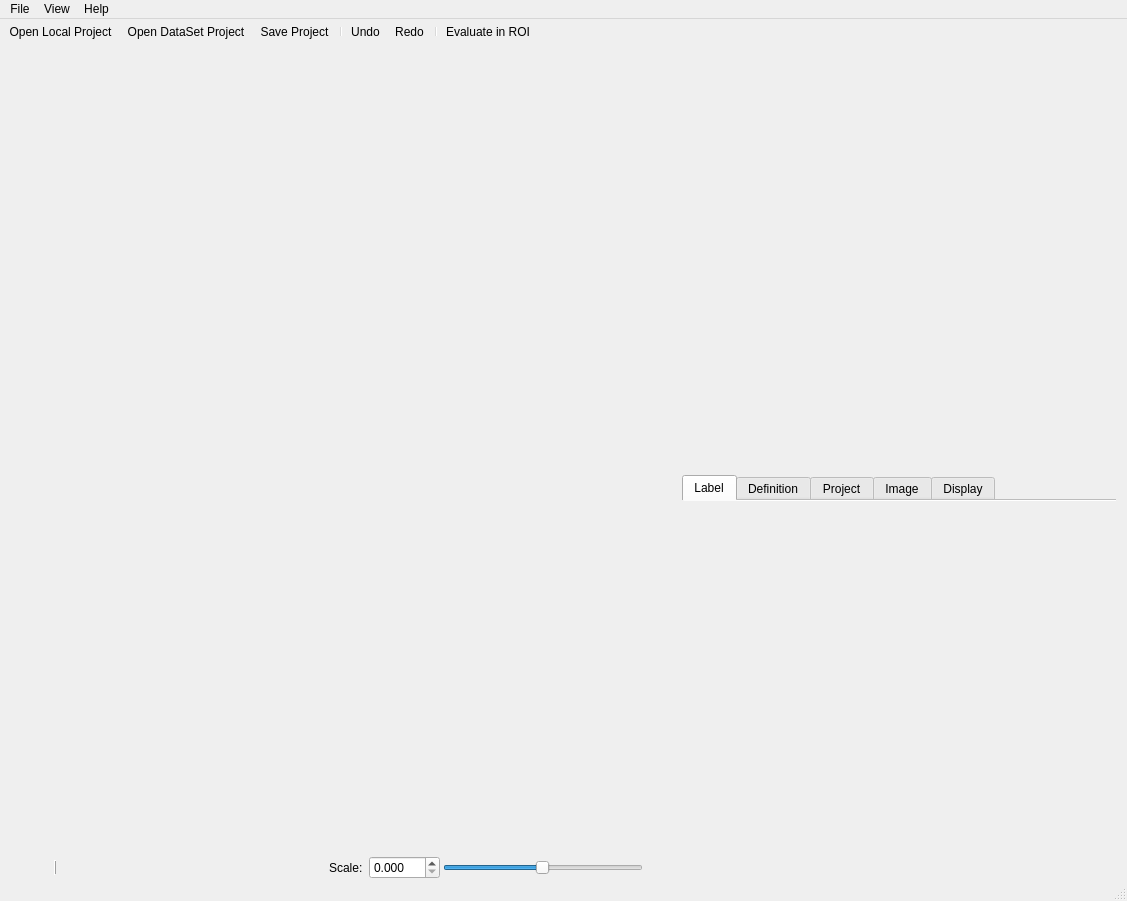
The window that anno/MainWindow.ui (urobots-io/anno) describes before a commit, drawn with Qt 5.
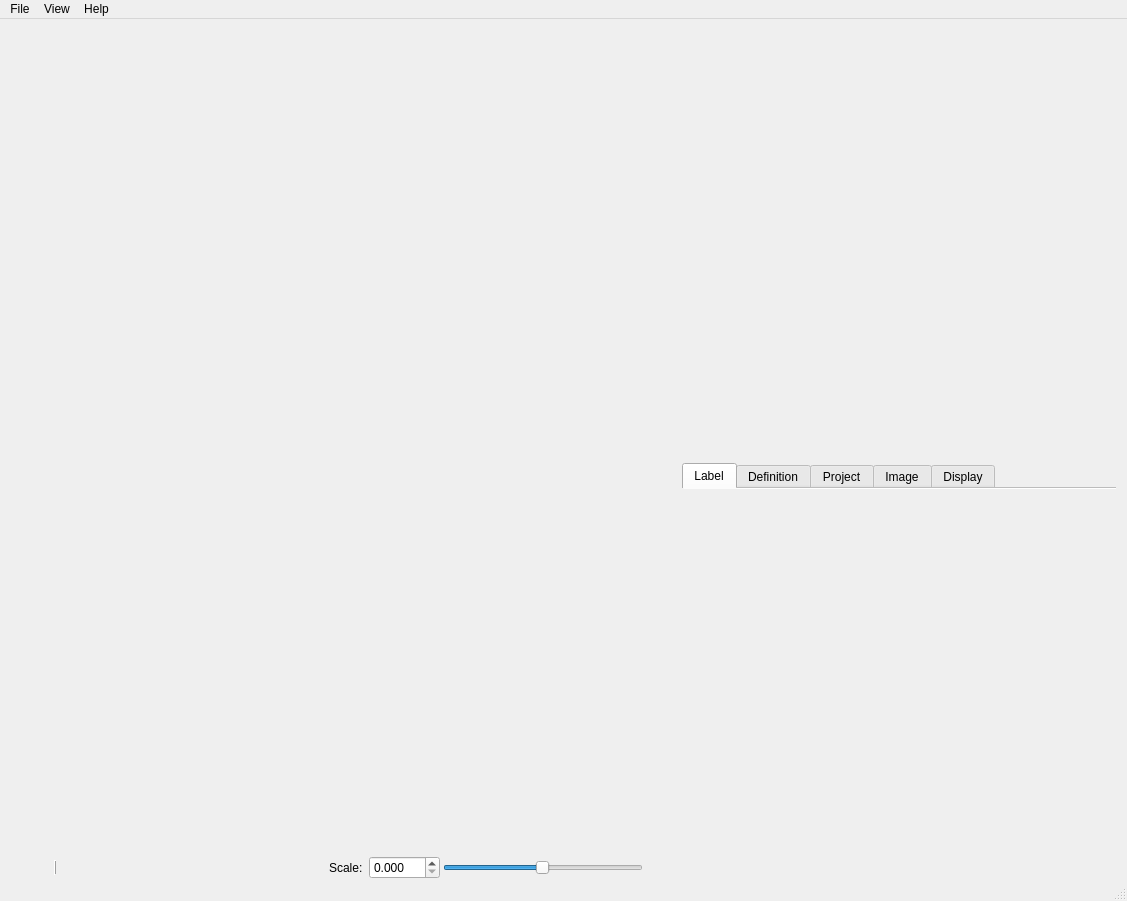
The same window after the commit. Icons and pictures are not drawn. Custom widgets are drawn as their Qt base class.

Commit message: move image related buttons to a separate toolbar, move main toolbar to the same line where main menu is

Patch:
```diff
--- a/anno/MainWindow.ui
+++ b/anno/MainWindow.ui
@@ -421,37 +421,6 @@
    <addaction name="menuView"/>
    <addaction name="menuHelp"/>
   </widget>
-  <widget class="QToolBar" name="mainToolBar">
-   <property name="styleSheet">
-    <string notr="true">QToolBar {
-	border: none;
-}
-</string>
-   </property>
-   <property name="movable">
-    <bool>false</bool>
-   </property>
-   <property name="toolButtonStyle">
-    <enum>Qt::ToolButtonIconOnly</enum>
-   </property>
-   <property name="floatable">
-    <bool>false</bool>
-   </property>
-   <attribute name="toolBarArea">
-    <enum>TopToolBarArea</enum>
-   </attribute>
-   <attribute name="toolBarBreak">
-    <bool>false</bool>
-   </attribute>
-   <addaction name="open_action"/>
-   <addaction name="open_dataset_action"/>
-   <addaction name="save_action"/>
-   <addaction name="separator"/>
-   <addaction name="undo_action"/>
-   <addaction name="redo_action"/>
-   <addaction name="separator"/>
-   <addaction name="evaluate_in_roi_action"/>
-  </widget>
   <widget class="QStatusBar" name="statusBar"/>
   <action name="save_action">
    <property name="icon">
```
The commit also changes 2 other files.
